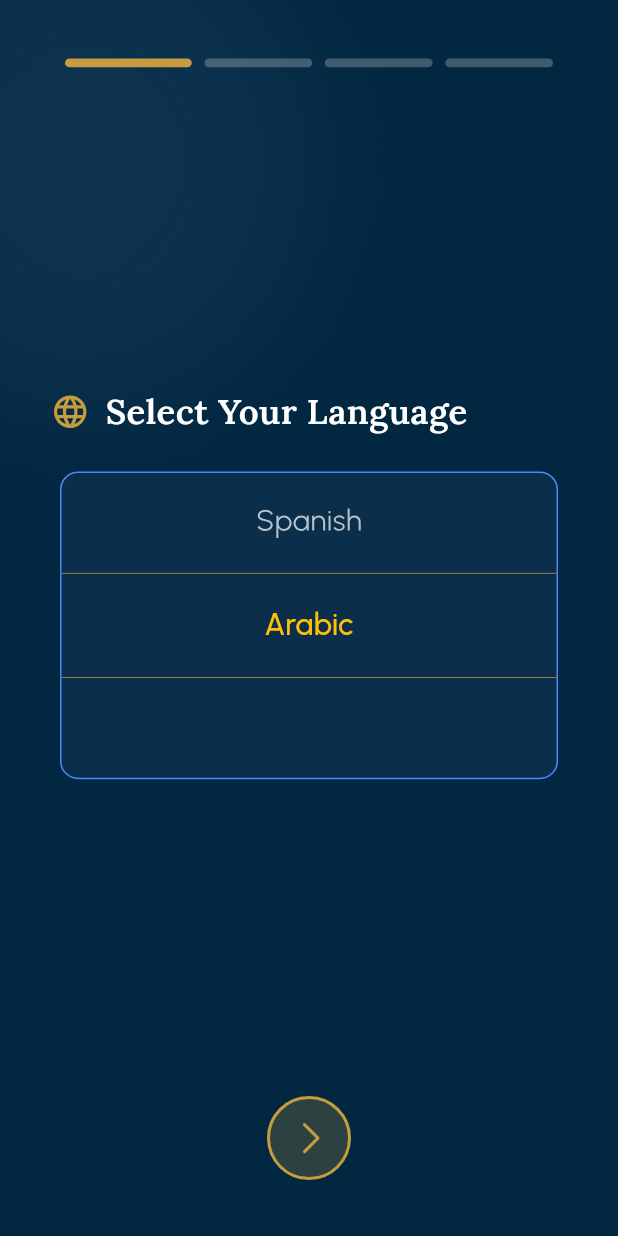
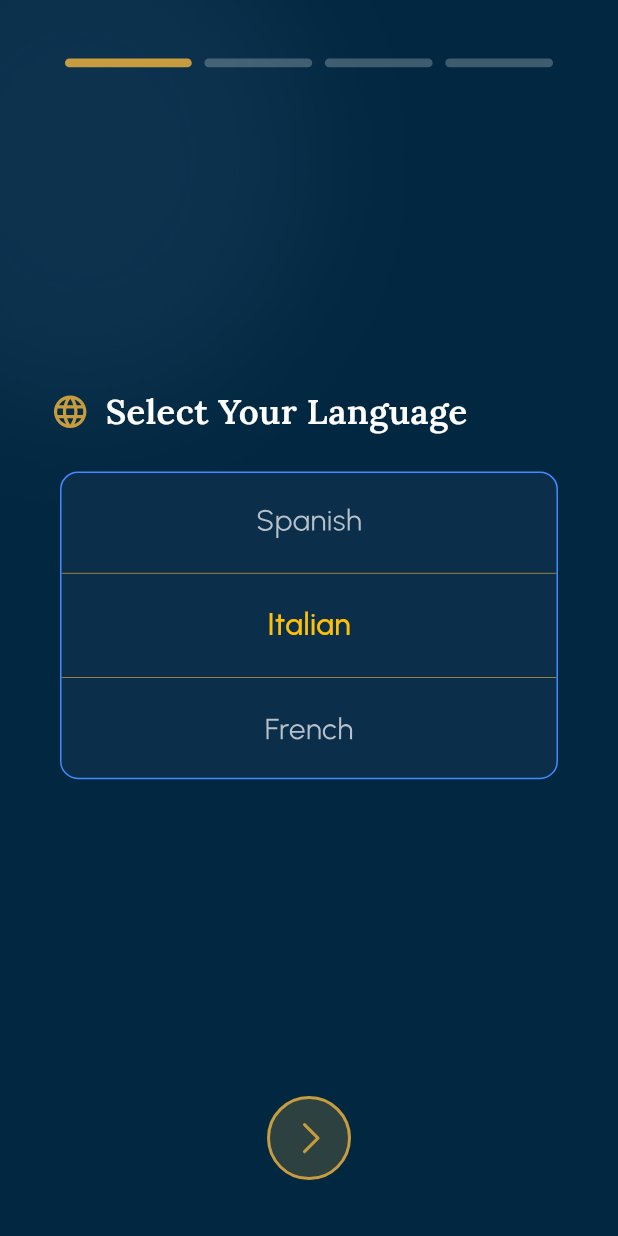
Before and after one commit to waliullah8328/swim_metrics, a Flutter app: the screen it shows after launch, scrolled down 140 dp, on a phone screen of 412 x 824 dp. Run offline on Flutter 3.47's test engine with Material 3 defaults, Android fonts, the phone set to English and light mode, and no system bars; our stand-ins replace connectivity_plus, dio, flutter_dotenv, flutter_riverpod, flutter_spinkit, flutter_svg and 5 more; accounts and stored records are empty.

Commit message:
verify successfull screen added

```diff
--- a/lib/config/route/routes.dart
+++ b/lib/config/route/routes.dart
@@ -7,6 +7,7 @@ import 'package:swim_metrics/feature/auth/sign_up_section/verify_email/presentat
 
 import '../../feature/auth/login_section/login/presentation/screens/login_screen.dart';
 import '../../feature/auth/sign_up_section/sign_up/presentation/screens/sign_up_screen.dart';
+import '../../feature/auth/sign_up_section/verify_email_success/presentation/screens/verify_email_success.dart';
 import '../../feature/on_boarding/presentation/screens/on_boarding_screen.dart';
 import '../../feature/splash_section/splash/presentation/screens/splash_screen.dart';
 
@@ -52,6 +53,16 @@ class Routes {
   } ,
       ),
 
+      GoRoute(
+        path: "${RouteNames.verifyEmailSuccessScreen}/:title/:subTitle/:isSignUp",
+        builder: (context, state) {
+          String title = state.pathParameters['title']??'';
+          String subTitle = state.pathParameters['subTitle']??'';
+          String isSignUp = state.pathParameters['isSignUp']??'';
+          return VerifyEmailSuccess (title: title, subTitle: subTitle,isSignUp: isSignUp,);
+        } ,
+      ),
+
       // GoRoute(
       //   path: "${RouteNames.resetPasswordScreen}/:email/:otp",
       //   builder: (context, state) {
--- a/lib/config/route/routes_name.dart
+++ b/lib/config/route/routes_name.dart
@@ -7,8 +7,9 @@ class RouteNames{
   static const String loginScreen = "/loginScreen";
   static const String signUpScreen = "/signUpScreen";
   static const String verifyEmailScreen = "/verifyEmailScreen";
+  static const String verifyEmailSuccessScreen = "/verifyEmailSuccessScreen";
 
-  static const String otpScreen = "/otpScreen";
+
   static const String resetPasswordScreen = "/resetPasswordScreen";
   static const String navBarScreen = "/navBarScreen";
   static const String welcomeScreen = "/welcomeScreen";
--- a/lib/core/utils/constants/image_path.dart
+++ b/lib/core/utils/constants/image_path.dart
@@ -7,6 +7,7 @@ class ImagePath{
   static const  String swimmingGifLogo ='$_basePath/swimming_gif.gif';
   static const  String onBoardingBackGroundImage ='$_basePath/on_boarding_image.png';
   static const  String orImage ='$_basePath/or_image.svg';
+  static const  String verifiedSuccessImage ='$_basePath/verified_success_image.svg';
 
 
 
--- a/lib/feature/auth/sign_up_section/verify_email/presentation/riverpod/verify_otp_controller.dart
+++ b/lib/feature/auth/sign_up_section/verify_email/presentation/riverpod/verify_otp_controller.dart
@@ -16,7 +16,7 @@ class VerifyEmailNotifier extends StateNotifier<VerifyEmailState> {
 
 
   /// Login logic
-  Future<bool> login() async {
+  Future<bool> verifyOtp() async {
     try {
       state = state.copyWith(
         isLoading: true,
@@ -34,7 +34,7 @@ class VerifyEmailNotifier extends StateNotifier<VerifyEmailState> {
 
       state = state.copyWith(
         isLoading: false,
-        successMessage: "Login Successful",
+        successMessage: "Verification Successful",
       );
       return true;
     } catch (e) {
--- a/lib/feature/on_boarding/presentation/screens/widget/language_page_widget.dart
+++ b/lib/feature/on_boarding/presentation/screens/widget/language_page_widget.dart
@@ -35,7 +35,7 @@ class LanguagePage extends ConsumerWidget {
         SizedBox(height: 24.h),
 
         LanguageWheelSelector(
-          items: const ["English", "Spanish", "Arabic"],
+          items: const ["English", "Spanish", "Italian","French"],
           onChanged: (value) {
             ref.read(onboardingProvider.notifier)
                 .selectLanguage(value);
```
Also changed, not shown: lib/feature/auth/sign_up_section/verify_email/presentation/screens/verify_email_screen.dart (+9 -1 lines), lib/feature/auth/sign_up_section/verify_email_success/presentation/screens/verify_email_success.dart (added, +57 -0 lines), assets/images/verified_success_image.svg (added).
